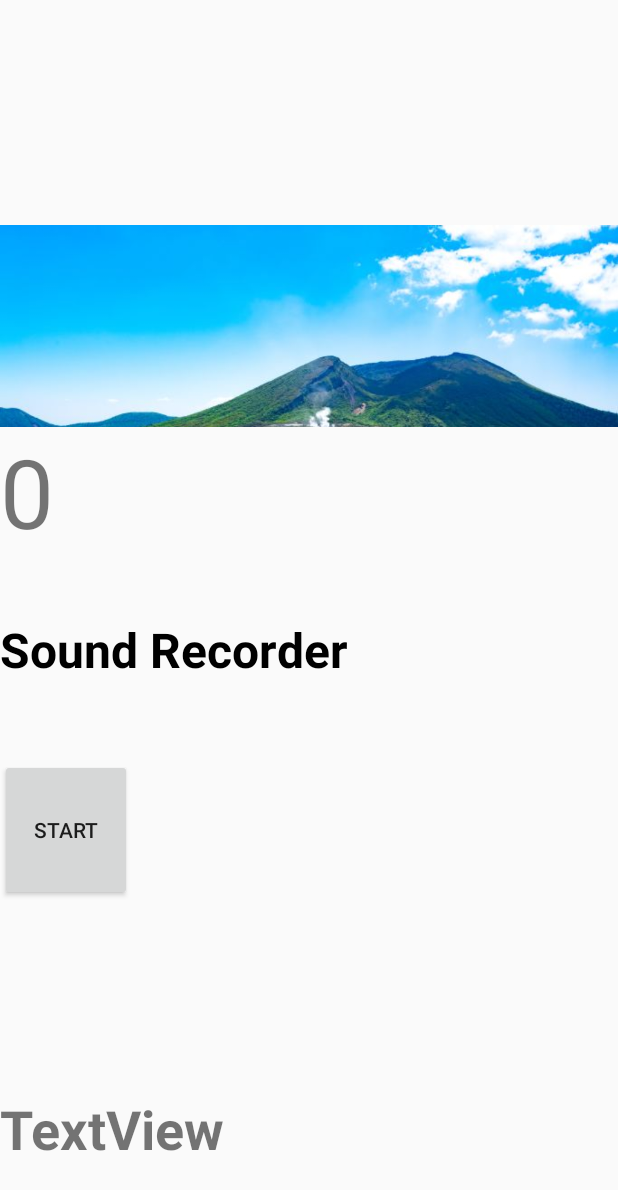
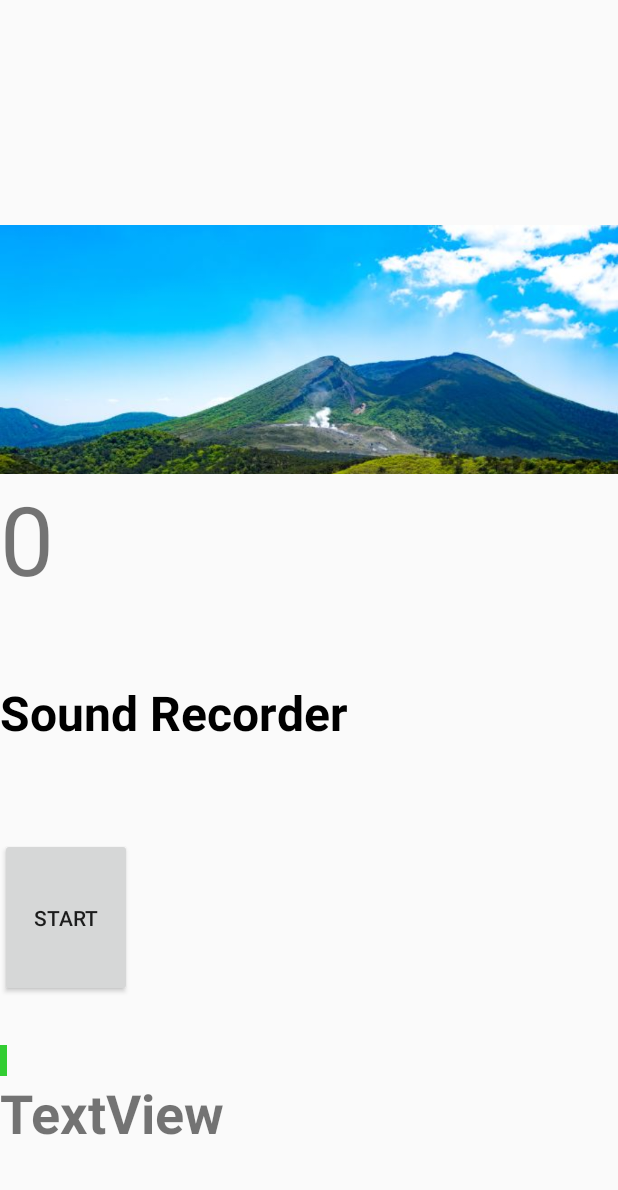
Before and after one commit to saintmarina/podcaster-pro, an Android app: the screen it shows after launch (RecordingSystem), on a phone screen of 412 x 824 dp. Shown: the top 1190 px of the screen. Run offline under Robolectric (Android 15) with nearby library versions, the phone set to English and light mode, and no system bars; Roboto replaces fonts that are not available here.

Commit message:
VolumeVisualizer WIP (bars, colors  -> DONE)

```diff
--- a/app/src/main/java/com/example/recordingsystem/SoundVisualizer.kt
+++ b/app/src/main/java/com/example/recordingsystem/SoundVisualizer.kt
@@ -2,14 +2,16 @@ package com.example.recordingsystem
 
 import android.content.Context
 import android.graphics.Canvas
+import android.graphics.Color
 import android.graphics.Paint
 import android.graphics.Rect
 import android.util.AttributeSet
 import android.view.View
 
 class SoundVisualizer (context: Context, attributeSet: AttributeSet) : View(context, attributeSet) {
-
-    val painter = Paint()
+    private val painterGreen = Paint().apply { color = Color.parseColor("#32CD32") }
+    private val painterYellow = Paint().apply { color = Color.parseColor("#FFFF00") }
+    private val painterRed = Paint().apply { color = Color.parseColor("#FF0000") }
 
     var volume: Short = 0
         set(value) {
@@ -17,24 +19,26 @@ class SoundVisualizer (context: Context, attributeSet: AttributeSet) : View(cont
             invalidate()
         }
 
-
-
-    override fun onMeasure(widthMeasureSpec: Int, heightMeasureSpec: Int) {
-        val parentWidth = MeasureSpec.getSize(widthMeasureSpec)
-        val desiredHeight = 200
-
-        setMeasuredDimension(parentWidth, desiredHeight)
-        super.onMeasure(widthMeasureSpec, heightMeasureSpec)
-    }
-
-
-
     override fun onDraw(canvas: Canvas?) {
         super.onDraw(canvas)
+
         canvas?.let {
-            val right = (width*volume)/Short.MAX_VALUE
-            val rect = Rect(0, 0, right, height)
-            it.drawRect(rect, painter)
+            val max = (width*volume)/Short.MAX_VALUE
+            val spacer = 3
+            val rectWidth = 7
+            val fullRectWidth = spacer + rectWidth
+
+            for (px in 0..max step fullRectWidth) {
+                val rect = Rect(px, 0, px+rectWidth, height)
+
+                val paintColor = when {
+                    px > width*0.75 -> painterRed
+                    px > width*0.5 -> painterYellow
+                    else -> painterGreen
+                }
+
+                it.drawRect(rect, paintColor)
+            }
         }
 
     }
--- a/app/src/main/res/layout/activity_recording_system.xml
+++ b/app/src/main/res/layout/activity_recording_system.xml
@@ -47,7 +47,7 @@
         android:id="@+id/soundVisualizer"
         android:layout_width="match_parent"
         android:layout_height="0dp"
-        android:layout_weight="0.1"/>
+        android:layout_weight="0.02"/>
 
 
 
```
